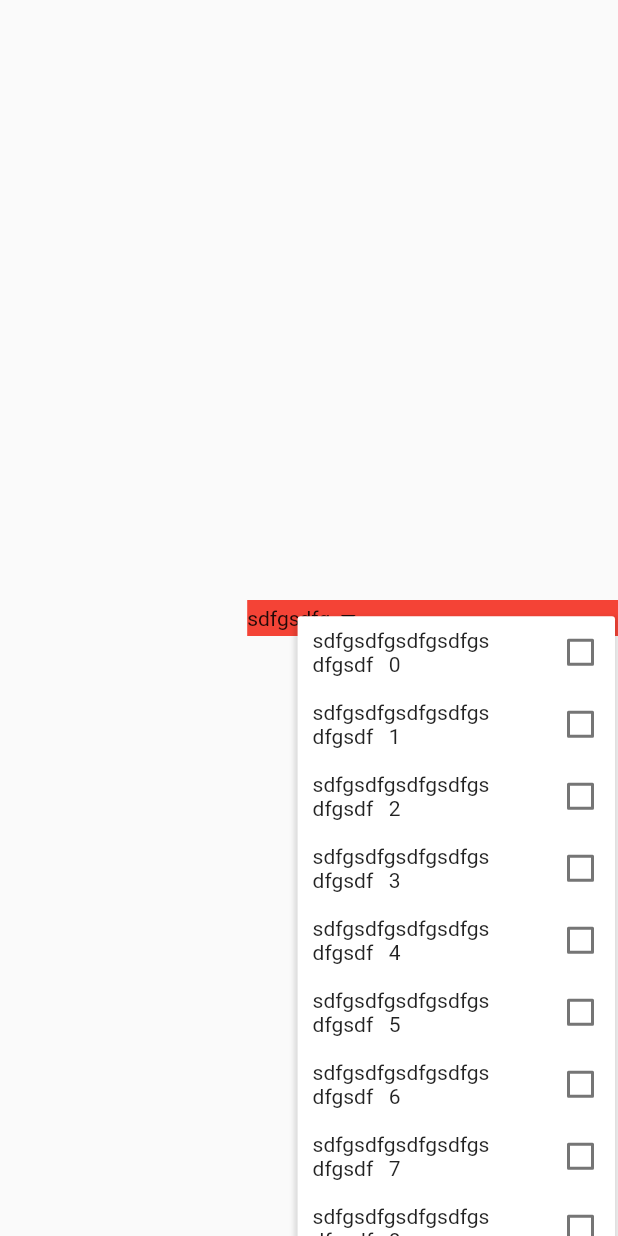
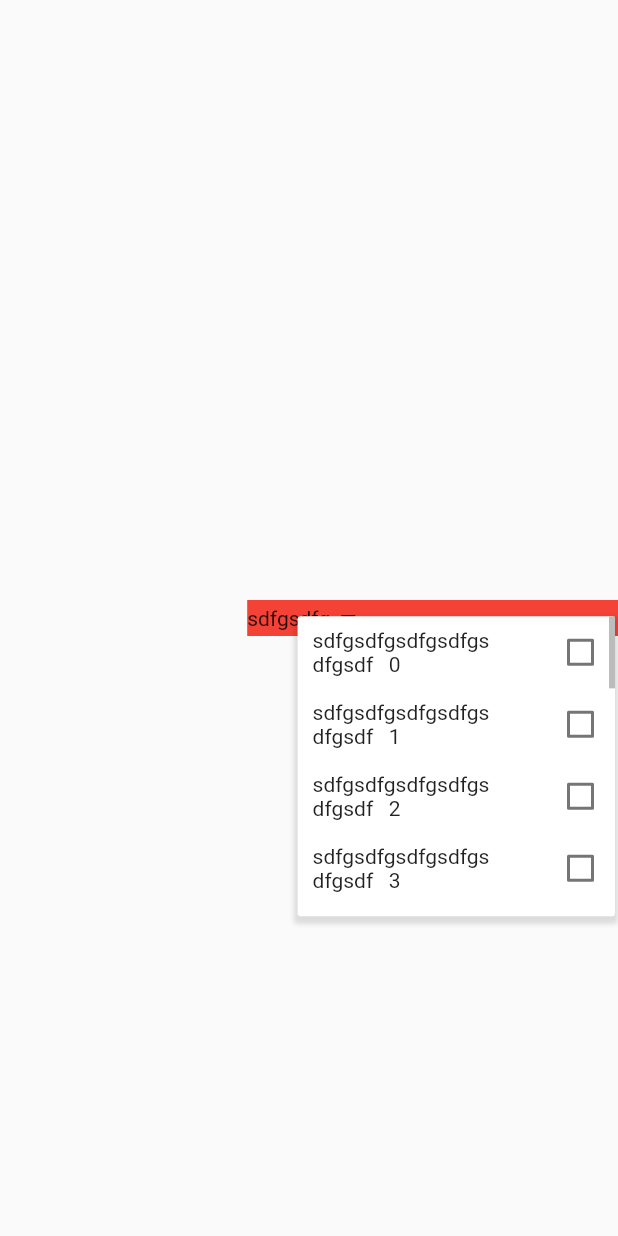
Before and after one commit to Eddie66six/g2x_popup_menu_multiselect, a Flutter app: the screen it shows after launch, after a tap on "sdfgsdfg", on a phone screen of 412 x 824 dp. Run offline on Flutter 3.47's test engine with Material 2 defaults, Android fonts, the phone set to English and light mode, and no system bars.

```diff
--- a/example/lib/main.dart
+++ b/example/lib/main.dart
@@ -35,6 +35,7 @@ class MyHomePage extends StatelessWidget {
                width: MediaQuery.of(context).size.width * 0.6,
                color: Colors.red,
                child: G2xPopupMenuMultiSelect(
+                 maxHeight: 200,
                  onSelected: (_){},
                  children: List.generate(100, (index) => G2xPopupMenuMultiSelectModel(
                    index.toString(),
--- a/lib/g2x_popup_menu_multiselect.dart
+++ b/lib/g2x_popup_menu_multiselect.dart
@@ -151,6 +151,7 @@ class __G2xPopupMenuMultiSelectContainerState extends State<_G2xPopupMenuMultiSe
         left = widget.parentOffset.dx + widget.parentSize.width - widthLargerText - 90;
       }
 
+    final scrollController = ScrollController();
     return GestureDetector(
       onTap: (){
         Navigator.pop(context);
@@ -182,7 +183,11 @@ class __G2xPopupMenuMultiSelectContainerState extends State<_G2xPopupMenuMultiSe
                   child: SizedBox(
                     height: widget.maxHeight,
                     //width: MediaQuery.of(context).size.width,
+                    child: Scrollbar(
+                      isAlwaysShown: widget.maxHeight != null,
+                      controller: scrollController,
                       child: SingleChildScrollView(
+                        controller: scrollController,
                         child: Column(
                           mainAxisSize: MainAxisSize.min,
                           children: List.generate(newList.length, (index)
@@ -221,6 +226,7 @@ class __G2xPopupMenuMultiSelectContainerState extends State<_G2xPopupMenuMultiSe
                   ),
                 ),
               ),
+            ),
           ],
         ),
       ),
```
Lines whose indentation alone changed are shown as unchanged.
